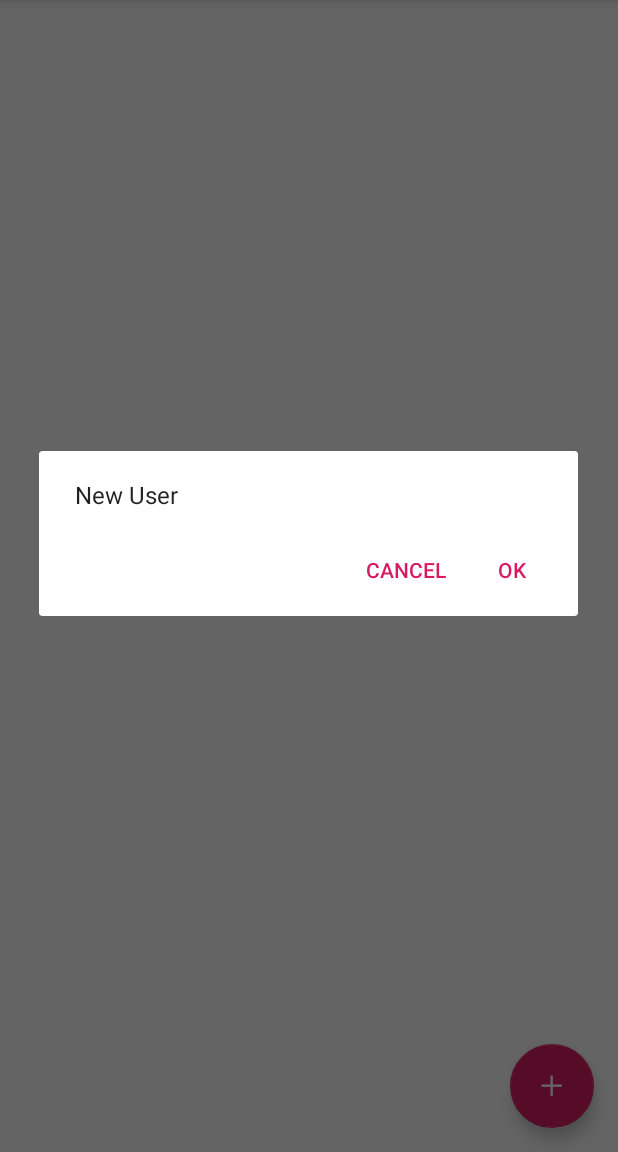
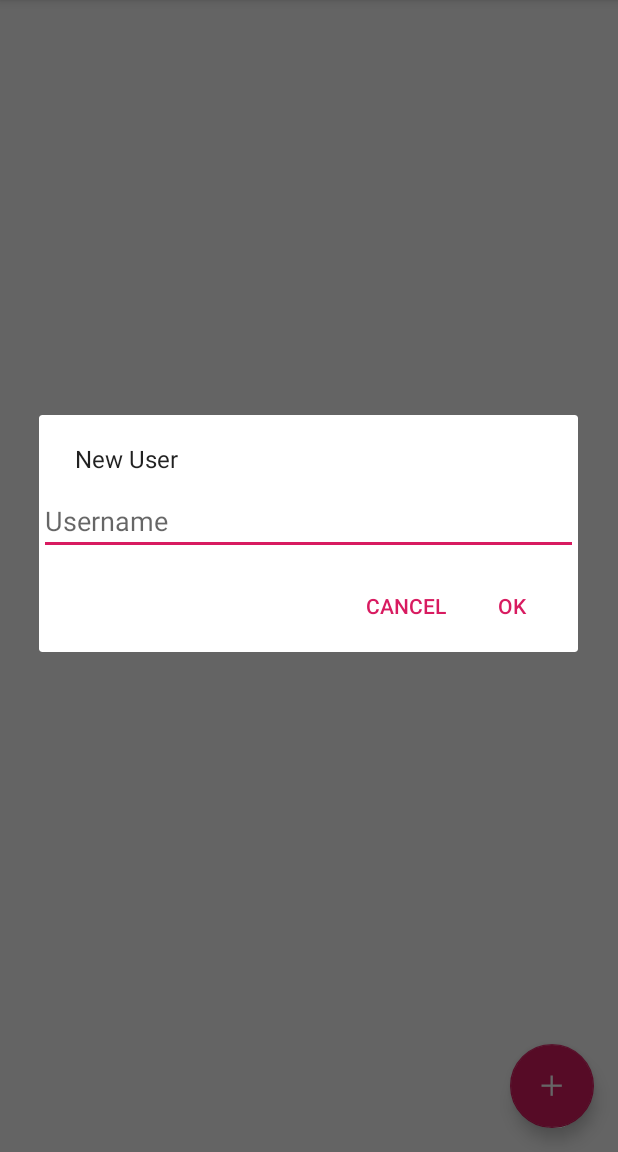
Before and after one commit to bassaer/SimpleBase, an Android app: the screen it shows after launch (UserListActivity), after a tap on an icon or button, on a phone screen of 412 x 824 dp, the part 84-1236 px from its top. Run offline under Robolectric (Android 15) with nearby library versions, the phone set to English and light mode, and no system bars.

Commit message:
add dialog callback

```diff
--- a/app/src/main/java/com/github/bassaer/simplebase/userlist/NewUserDialogFragment.kt
+++ b/app/src/main/java/com/github/bassaer/simplebase/userlist/NewUserDialogFragment.kt
@@ -1,24 +1,48 @@
 package com.github.bassaer.simplebase.userlist
 
+import android.annotation.SuppressLint
 import android.app.Dialog
+import android.content.Context
 import android.os.Bundle
+import android.widget.EditText
 import androidx.appcompat.app.AlertDialog
 import androidx.fragment.app.DialogFragment
-import com.github.bassaer.simplebase.R
+
 
 class NewUserDialogFragment: DialogFragment() {
 
+    private var listener: NoticeDialogListener? = null
+
+    interface NoticeDialogListener {
+        fun onClickPositiveButton(input: String)
+    }
+
+    @SuppressLint("InflateParams")
     override fun onCreateDialog(savedInstanceState: Bundle?): Dialog {
         val builder = AlertDialog.Builder(requireContext())
         builder.apply {
-            setMessage(getString(R.string.dialog_title))
-            setPositiveButton(R.string.positive_button) { _, _ ->
-                // create user
+            val inflater = requireActivity().layoutInflater
+            val dialogView = inflater.inflate(com.github.bassaer.simplebase.R.layout.dialog_new_user, null)
+            val editText: EditText = dialogView.findViewById(com.github.bassaer.simplebase.R.id.dialog_input)
+            setView(dialogView)
+            setMessage(getString(com.github.bassaer.simplebase.R.string.dialog_title))
+            setPositiveButton(com.github.bassaer.simplebase.R.string.positive_button) { _, _ ->
+                listener?.onClickPositiveButton(editText.text.toString())
             }
-            setNegativeButton(R.string.negative_button) {_, _ ->
+            setNegativeButton(com.github.bassaer.simplebase.R.string.negative_button) { _, _ ->
                 // do nothing
             }
         }
         return builder.create()
+
+    }
+
+    override fun onAttach(context: Context) {
+        super.onAttach(context)
+        try {
+            listener = targetFragment as NoticeDialogListener
+        } catch (e: ClassCastException) {
+            throw ClassCastException(" must implement NoticeDialogListener")
+        }
     }
 }
--- a/app/src/main/java/com/github/bassaer/simplebase/userlist/UserListFragment.kt
+++ b/app/src/main/java/com/github/bassaer/simplebase/userlist/UserListFragment.kt
@@ -4,24 +4,29 @@ import android.os.Bundle
 import android.view.LayoutInflater
 import android.view.View
 import android.view.ViewGroup
+import android.widget.Toast
 import androidx.fragment.app.Fragment
 import androidx.recyclerview.widget.RecyclerView
 import com.github.bassaer.simplebase.R
 import com.google.android.material.floatingactionbutton.FloatingActionButton
 
-class UserListFragment: Fragment() {
-
+class UserListFragment: Fragment(), NewUserDialogFragment.NoticeDialogListener {
 
     override fun onCreateView(inflater: LayoutInflater, container: ViewGroup?, savedInstanceState: Bundle?): View? {
         val root = inflater.inflate(R.layout.userlist_frag, container, false)
         val userListView: RecyclerView = root.findViewById(R.id.user_list)
         val fab: FloatingActionButton? = activity?.findViewById(R.id.new_user_fab)
         fab?.setOnClickListener {
-            val dialog =  NewUserDialogFragment()
             activity?.let {
-                dialog.show(it.supportFragmentManager, "test")
+                val dialog =  NewUserDialogFragment()
+                dialog.setTargetFragment(this, 0)
+                dialog.show(it.supportFragmentManager, tag)
             }
         }
         return root
     }
+    override fun onClickPositiveButton(input: String) {
+        Toast.makeText(requireContext(), input, Toast.LENGTH_SHORT).show()
+    }
+
 }
--- /dev/null
+++ b/app/src/main/res/layout/dialog_new_user.xml
@@ -0,0 +1,13 @@
+<?xml version="1.0" encoding="utf-8"?>
+<LinearLayout xmlns:android="http://schemas.android.com/apk/res/android"
+              android:orientation="vertical"
+              android:layout_width="match_parent"
+              android:layout_height="match_parent">
+
+    <EditText
+            android:id="@+id/dialog_input"
+            android:layout_width="match_parent"
+            android:layout_height="wrap_content"
+            android:hint="@string/username"/>
+
+</LinearLayout>
--- a/app/src/main/res/values/strings.xml
+++ b/app/src/main/res/values/strings.xml
@@ -5,4 +5,5 @@
     <string name="dialog_title">New User</string>
     <string name="positive_button">OK</string>
     <string name="negative_button">Cancel</string>
+    <string name="username">Username</string>
 </resources>
```
